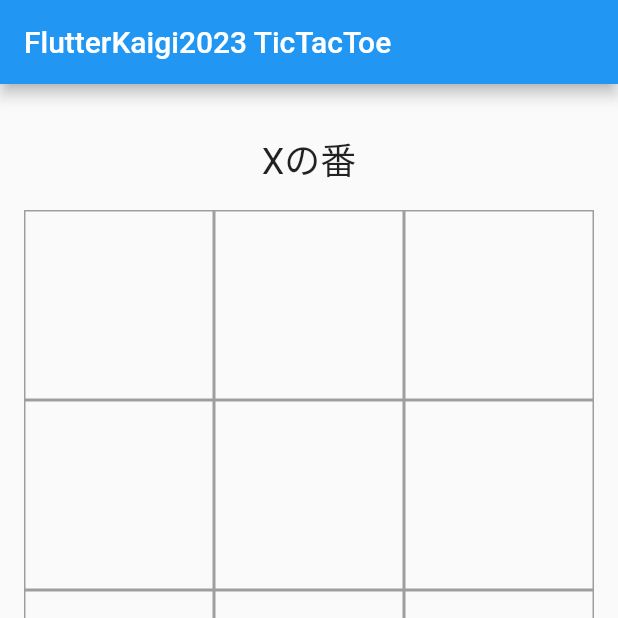
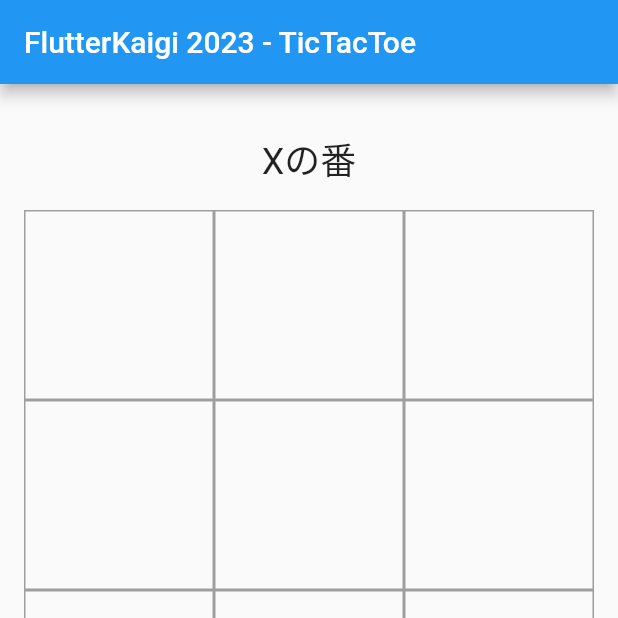
Before and after one commit to FlutterKaigi/tic_tac_toe_handson, a Flutter app: the screen it shows after launch, on a phone screen of 412 x 824 dp, the top half of it. Run offline on Flutter 3.47's test engine with Material 2 defaults, Android fonts, the phone set to English and light mode, and no system bars; our stand-ins replace flutter_riverpod.

Commit message:
Update lib/main.dart

```diff
--- a/lib/main.dart
+++ b/lib/main.dart
@@ -23,7 +23,7 @@ class MyApp extends StatelessWidget {
       darkTheme: ThemeData.dark(),
       home: Scaffold(
         appBar: AppBar(
-          title: const Text('FlutterKaigi2023 TicTacToe'),
+          title: const Text('FlutterKaigi 2023 - TicTacToe'),
         ),
         body: const Board(),
       ),
```
